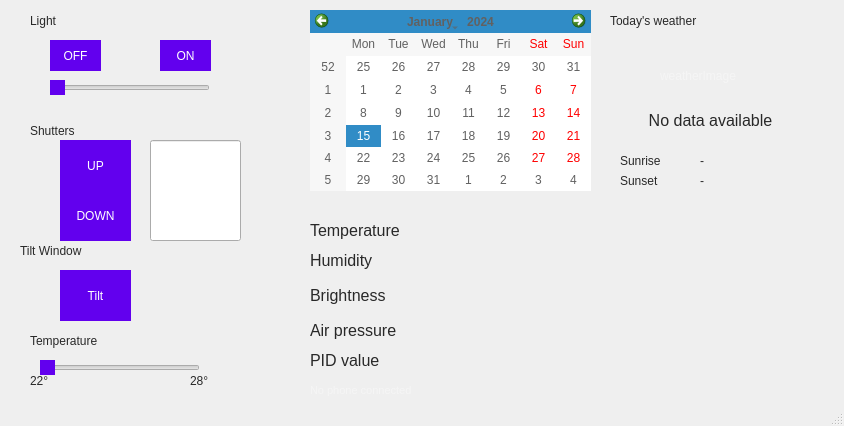
Before: the Qt Designer form SmartHomeWindows/mainwindow.ui in metrickz/SmartHome, drawn with Qt 5.
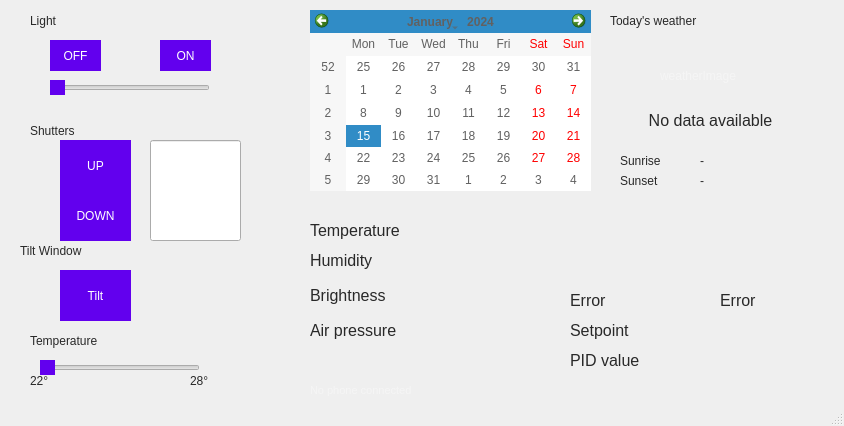
After: the same form once the commit is applied.

Diff of the .ui file:
```diff
--- a/SmartHomeWindows/mainwindow.ui
+++ b/SmartHomeWindows/mainwindow.ui
@@ -630,7 +630,7 @@
    <widget class="QLabel" name="PID_value_text">
     <property name="geometry">
      <rect>
-      <x>310</x>
+      <x>570</x>
       <y>350</y>
       <width>111</width>
       <height>21</height>
@@ -657,7 +657,7 @@
    <widget class="QLabel" name="display_PIDvalue">
     <property name="geometry">
      <rect>
-      <x>460</x>
+      <x>720</x>
       <y>350</y>
       <width>111</width>
       <height>21</height>
@@ -771,6 +771,114 @@
      <string>-</string>
     </property>
    </widget>
+   <widget class="QLabel" name="PID_setpoint">
+    <property name="geometry">
+     <rect>
+      <x>570</x>
+      <y>320</y>
+      <width>111</width>
+      <height>21</height>
+     </rect>
+    </property>
+    <property name="font">
+     <font>
+      <family>MS Shell Dlg 2</family>
+      <pointsize>12</pointsize>
+      <weight>9</weight>
+      <italic>false</italic>
+      <bold>false</bold>
+     </font>
+    </property>
+    <property name="styleSheet">
+     <string notr="true">color: rgb(40, 40, 40);
+font: 75 12pt &quot;MS Shell Dlg 2&quot;;
+</string>
+    </property>
+    <property name="text">
+     <string>Setpoint </string>
+    </property>
+   </widget>
+   <widget class="QLabel" name="PID_showSetpoint">
+    <property name="geometry">
+     <rect>
+      <x>720</x>
+      <y>320</y>
+      <width>111</width>
+      <height>21</height>
+     </rect>
+    </property>
+    <property name="font">
+     <font>
+      <family>MS Shell Dlg 2</family>
+      <pointsize>12</pointsize>
+      <weight>9</weight>
+      <italic>false</italic>
+      <bold>false</bold>
+     </font>
+    </property>
+    <property name="styleSheet">
+     <string notr="true">color: rgb(40, 40, 40);
+font: 75 12pt &quot;MS Shell Dlg 2&quot;;
+</string>
+    </property>
+    <property name="text">
+     <string/>
+    </property>
+   </widget>
+   <widget class="QLabel" name="PID_error">
+    <property name="geometry">
+     <rect>
+      <x>570</x>
+      <y>290</y>
+      <width>111</width>
+      <height>21</height>
+     </rect>
+    </property>
+    <property name="font">
+     <font>
+      <family>MS Shell Dlg 2</family>
+      <pointsize>12</pointsize>
+      <weight>9</weight>
+      <italic>false</italic>
+      <bold>false</bold>
+     </font>
+    </property>
+    <property name="styleSheet">
+     <string notr="true">color: rgb(40, 40, 40);
+font: 75 12pt &quot;MS Shell Dlg 2&quot;;
+</string>
+    </property>
+    <property name="text">
+     <string>Error</string>
+    </property>
+   </widget>
+   <widget class="QLabel" name="PID_showError">
+    <property name="geometry">
+     <rect>
+      <x>720</x>
+      <y>290</y>
+      <width>111</width>
+      <height>21</height>
+     </rect>
+    </property>
+    <property name="font">
+     <font>
+      <family>MS Shell Dlg 2</family>
+      <pointsize>12</pointsize>
+      <weight>9</weight>
+      <italic>false</italic>
+      <bold>false</bold>
+     </font>
+    </property>
+    <property name="styleSheet">
+     <string notr="true">color: rgb(40, 40, 40);
+font: 75 12pt &quot;MS Shell Dlg 2&quot;;
+</string>
+    </property>
+    <property name="text">
+     <string>Error</string>
+    </property>
+   </widget>
   </widget>
   <widget class="QStatusBar" name="statusbar"/>
  </widget>
```
